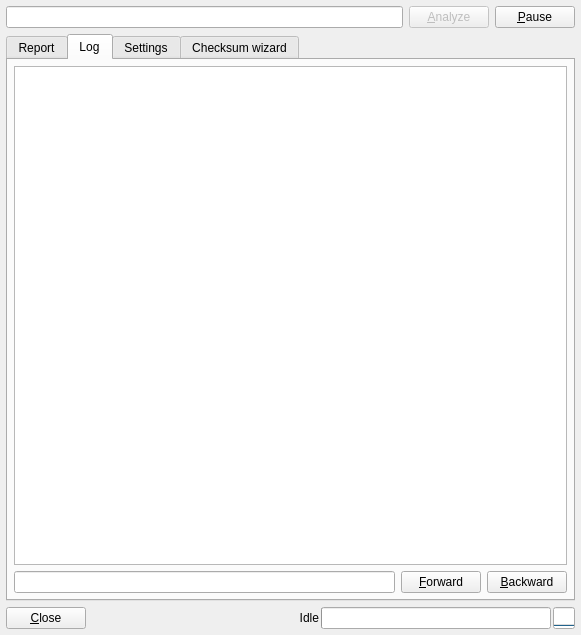
This is romalyzer.ui in qmc2/qmc2-mame-fe as Qt 5 draws it before an edit. The edited form follows.
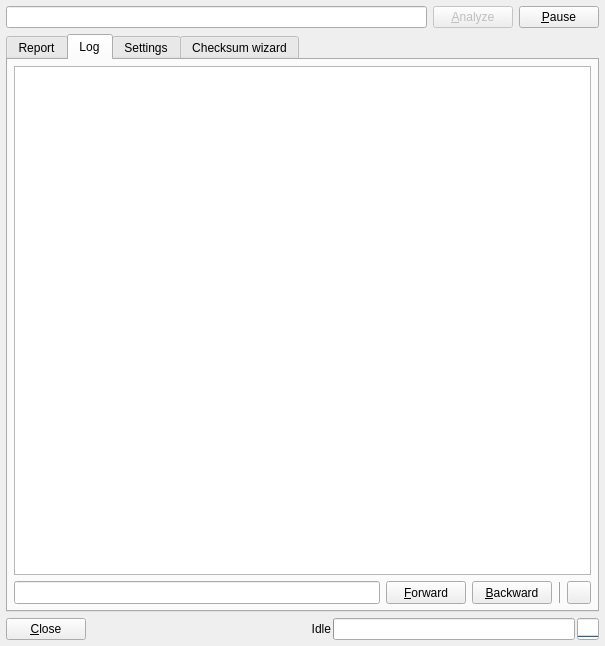
This is the edited form. The open tabs and pages were chosen to show the change. Icons and pictures are not drawn.

```diff
--- a/romalyzer.ui
+++ b/romalyzer.ui
@@ -7,8 +7,8 @@
    <rect>
     <x>0</x>
     <y>0</y>
-    <width>511</width>
-    <height>630</height>
+    <width>605</width>
+    <height>646</height>
    </rect>
   </property>
   <property name="windowTitle">
@@ -16,7 +16,7 @@
   </property>
   <layout class="QGridLayout">
    <item row="0" column="0">
-    <layout class="QHBoxLayout">
+    <layout class="QHBoxLayout" name="horizontalLayout1">
      <item>
       <widget class="QLineEdit" name="lineEditGames">
        <property name="sizePolicy">
@@ -45,6 +45,9 @@
         <iconset resource="qmc2.qrc">
          <normaloff>:/data/img/find.png</normaloff>:/data/img/find.png</iconset>
        </property>
+       <property name="autoDefault">
+        <bool>false</bool>
+       </property>
       </widget>
      </item>
      <item>
@@ -59,6 +62,9 @@
         <iconset resource="qmc2.qrc">
          <normaloff>:/data/img/time.png</normaloff>:/data/img/time.png</iconset>
        </property>
+       <property name="autoDefault">
+        <bool>false</bool>
+       </property>
       </widget>
      </item>
     </layout>
@@ -141,7 +147,92 @@
        <string>Log</string>
       </attribute>
       <layout class="QGridLayout">
-       <item row="0" column="0" colspan="3">
+       <item row="1" column="2">
+        <widget class="QPushButton" name="pushButtonSearchBackward">
+         <property name="sizePolicy">
+          <sizepolicy hsizetype="Minimum" vsizetype="Minimum">
+           <horstretch>0</horstretch>
+           <verstretch>0</verstretch>
+          </sizepolicy>
+         </property>
+         <property name="toolTip">
+          <string>Search string backward</string>
+         </property>
+         <property name="text">
+          <string>&amp;Backward</string>
+         </property>
+         <property name="icon">
+          <iconset resource="qmc2.qrc">
+           <normaloff>:/data/img/previous.png</normaloff>:/data/img/previous.png</iconset>
+         </property>
+         <property name="autoRepeat">
+          <bool>true</bool>
+         </property>
+         <property name="autoDefault">
+          <bool>false</bool>
+         </property>
+        </widget>
+       </item>
+       <item row="1" column="4">
+        <widget class="QToolButton" name="toolButtonSaveLog">
+         <property name="sizePolicy">
+          <sizepolicy hsizetype="Fixed" vsizetype="Minimum">
+           <horstretch>0</horstretch>
+           <verstretch>0</verstretch>
+          </sizepolicy>
+         </property>
+         <property name="toolTip">
+          <string>Save the current log contents to a file</string>
+         </property>
+         <property name="text">
+          <string/>
+         </property>
+         <property name="icon">
+          <iconset resource="qmc2.qrc">
+           <normaloff>:/data/img/filesaveas.png</normaloff>:/data/img/filesaveas.png</iconset>
+         </property>
+        </widget>
+       </item>
+       <item row="1" column="1">
+        <widget class="QPushButton" name="pushButtonSearchForward">
+         <property name="sizePolicy">
+          <sizepolicy hsizetype="Minimum" vsizetype="Minimum">
+           <horstretch>0</horstretch>
+           <verstretch>0</verstretch>
+          </sizepolicy>
+         </property>
+         <property name="toolTip">
+          <string>Search string forward</string>
+         </property>
+         <property name="text">
+          <string>&amp;Forward</string>
+         </property>
+         <property name="icon">
+          <iconset resource="qmc2.qrc">
+           <normaloff>:/data/img/next.png</normaloff>:/data/img/next.png</iconset>
+         </property>
+         <property name="autoRepeat">
+          <bool>true</bool>
+         </property>
+         <property name="autoDefault">
+          <bool>false</bool>
+         </property>
+        </widget>
+       </item>
+       <item row="1" column="0">
+        <widget class="QLineEdit" name="lineEditSearchString">
+         <property name="sizePolicy">
+          <sizepolicy hsizetype="Expanding" vsizetype="Minimum">
+           <horstretch>0</horstretch>
+           <verstretch>0</verstretch>
+          </sizepolicy>
+         </property>
+         <property name="toolTip">
+          <string>Search string</string>
+         </property>
+        </widget>
+       </item>
+       <item row="0" column="0" colspan="5">
         <widget class="QPlainTextEdit" name="textBrowserLog">
          <property name="toolTip">
           <string>Analysis log</string>
@@ -157,50 +248,13 @@
          </property>
         </widget>
        </item>
-       <item row="1" column="0">
-        <widget class="QLineEdit" name="lineEditSearchString">
-         <property name="sizePolicy">
-          <sizepolicy hsizetype="Expanding" vsizetype="Minimum">
-           <horstretch>0</horstretch>
-           <verstretch>0</verstretch>
-          </sizepolicy>
+       <item row="1" column="3">
+        <widget class="Line" name="lineSeparator">
+         <property name="frameShadow">
+          <enum>QFrame::Raised</enum>
          </property>
-         <property name="toolTip">
-          <string>Search string</string>
-         </property>
-        </widget>
-       </item>
-       <item row="1" column="1">
-        <widget class="QPushButton" name="pushButtonSearchForward">
-         <property name="toolTip">
-          <string>Search string forward</string>
-         </property>
-         <property name="text">
-          <string>&amp;Forward</string>
-         </property>
-         <property name="icon">
-          <iconset resource="qmc2.qrc">
-           <normaloff>:/data/img/next.png</normaloff>:/data/img/next.png</iconset>
-         </property>
-         <property name="autoRepeat">
-          <bool>true</bool>
-         </property>
-        </widget>
-       </item>
-       <item row="1" column="2">
-        <widget class="QPushButton" name="pushButtonSearchBackward">
-         <property name="toolTip">
-          <string>Search string backward</string>
-         </property>
-         <property name="text">
-          <string>&amp;Backward</string>
-         </property>
-         <property name="icon">
-          <iconset resource="qmc2.qrc">
-           <normaloff>:/data/img/previous.png</normaloff>:/data/img/previous.png</iconset>
-         </property>
-         <property name="autoRepeat">
-          <bool>true</bool>
+         <property name="orientation">
+          <enum>Qt::Vertical</enum>
          </property>
         </widget>
        </item>
@@ -1358,7 +1412,7 @@
     </widget>
    </item>
    <item row="2" column="0">
-    <layout class="QHBoxLayout">
+    <layout class="QHBoxLayout" name="horizontalLayout2">
      <property name="spacing">
       <number>2</number>
      </property>
@@ -1374,6 +1428,9 @@
         <iconset resource="qmc2.qrc">
          <normaloff>:/data/img/yes.png</normaloff>:/data/img/yes.png</iconset>
        </property>
+       <property name="autoDefault">
+        <bool>false</bool>
+       </property>
       </widget>
      </item>
      <item>
```
Left out of the diff: 89 changed lines with no effect on the pictures.
